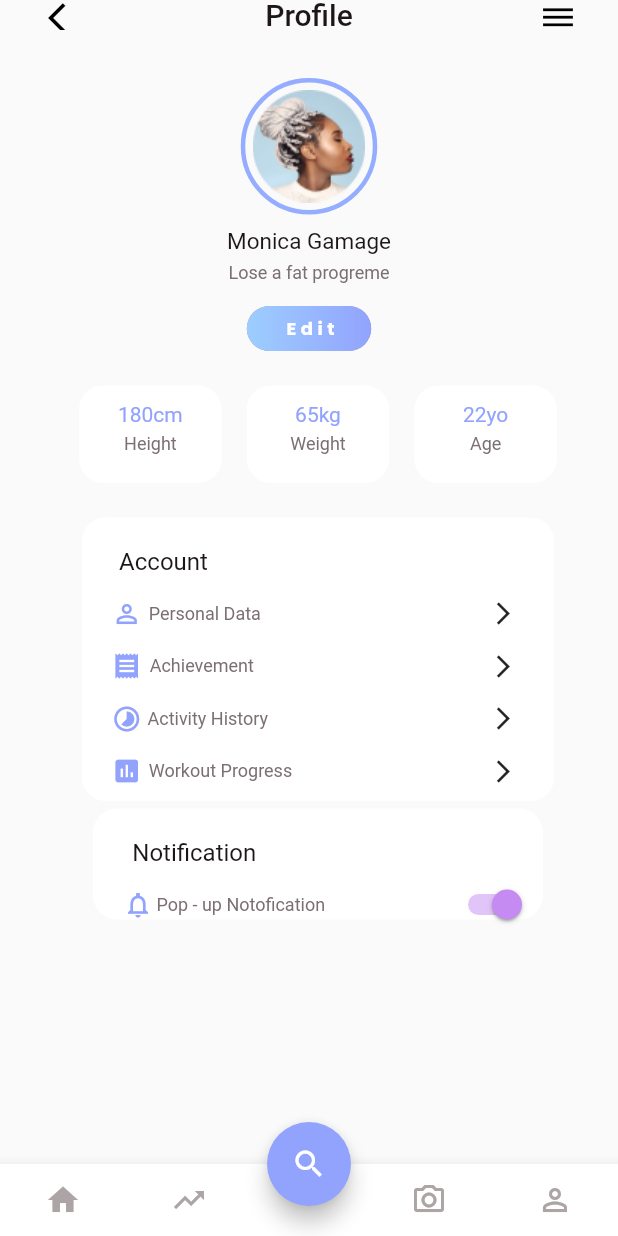
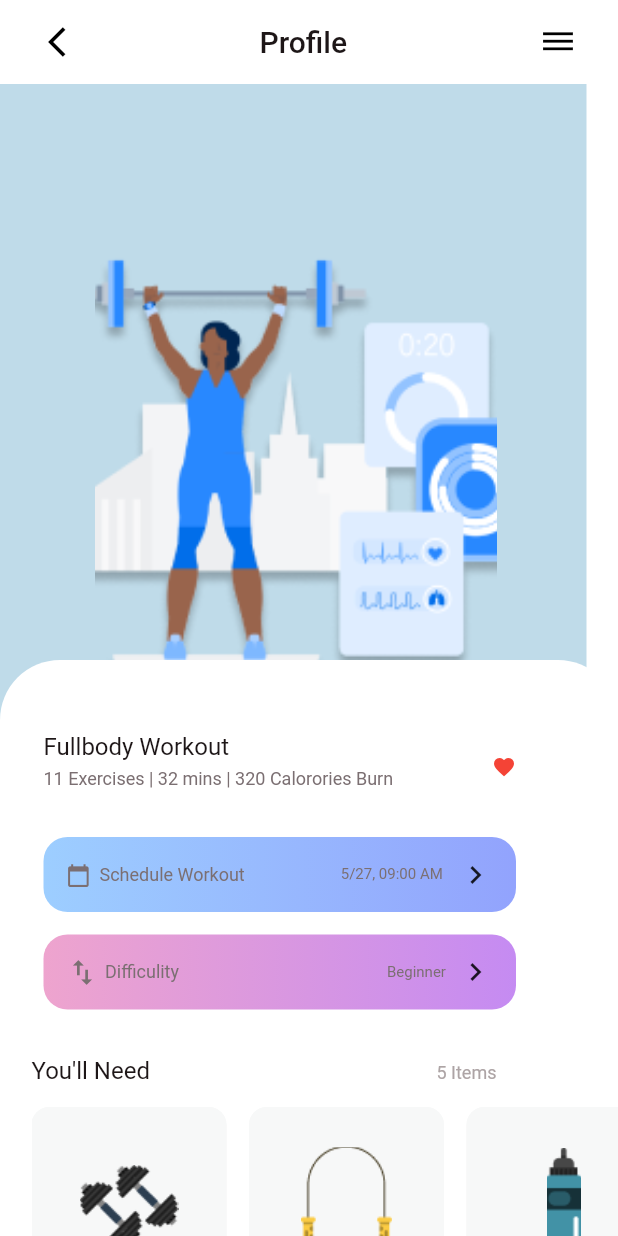
Before and after one commit to Alex-Zolotarev/mobile-fitness-care, a Flutter app: the screen it shows after launch, on a phone screen of 412 x 824 dp. Run offline on Flutter 3.47's test engine with Material 2 defaults, Android fonts, the phone set to English and light mode, and no system bars; our stand-ins replace bloc, flutter_bloc, flutter_svg.

Commit message:
start 4 page

```diff
--- /dev/null
+++ b/lib/features/workout_view/view/workout_view.dart
@@ -0,0 +1,401 @@
+import 'package:flutter/material.dart';
+import 'package:task_1/ui_utils/widgets/image_widget.dart';
+
+import '../../../ui_utils/widgets/text_widget.dart';
+
+class WorkoutView extends StatelessWidget {
+  const WorkoutView({Key? key}) : super(key: key);
+
+  @override
+  Widget build(BuildContext context) {
+    return Scaffold(
+      backgroundColor: const Color(0xffFFFFFF),
+      appBar: AppBar(
+        backgroundColor: Colors.transparent,
+        elevation: 0,
+        foregroundColor: Colors.black,
+        leading: const Padding(
+          padding: EdgeInsets.only(left: 32),
+          child: Icon(Icons.arrow_back_ios),
+        ),
+        title: const TextWidget(text: "Profile", color: Color(0xff1D1617), width: 66, fontSize: 20, top: 0),
+        centerTitle: true,
+        actions: const [Padding(
+          padding: EdgeInsets.only(right: 28),
+          child: Icon(Icons.dehaze),
+        )
+        ],
+      ),
+      body: Stack(
+        children: [
+          Container(
+            decoration: const BoxDecoration(
+              color: Color(0xffBFDBE9)
+            ),
+            width: 391,
+            height: 472,
+            child: const Padding(
+              padding: EdgeInsets.only(left: 63, right: 60),
+              child: ImageWidget(imageName: "assets/images/smart.png", top: 76, width: 268, height: 268),
+            ),
+          ),
+          DraggableScrollableSheet(
+            builder: (BuildContext context, ScrollController scrollController) {
+            return SingleChildScrollView(
+              controller: scrollController,
+              child: Container(
+                decoration: const BoxDecoration(
+                  color: Colors.white,
+                  borderRadius: BorderRadius.only(
+                    topLeft: Radius.circular(40),
+                    topRight: Radius.circular(40),
+                  ),
+                ),
+                child: Column(
+                  crossAxisAlignment: CrossAxisAlignment.start,
+                  children: [
+                    Padding(
+                      padding: const EdgeInsets.only(top: 48, left: 29),
+                      child: SizedBox(
+                        height: 47,
+                        width: 315,
+                        child: Row(
+                          mainAxisSize: MainAxisSize.max,
+                          mainAxisAlignment: MainAxisAlignment.spaceBetween,
+                          children: [
+                            Column(
+                              crossAxisAlignment: CrossAxisAlignment.start,
+                              children: const [
+                                TextWidget(
+                                    text: "Fullbody Workout",
+                                    color: Color(0xff1D1617),
+                                    width: 146,
+                                    fontSize: 16,
+                                    top: 0),
+                                TextWidget(
+                                    text: "11 Exercises | 32 mins | 320 Calorories Burn",
+                                    color: Color(0xff7B6F72),
+                                    width: 240,
+                                    fontSize: 12,
+                                    top: 5),
+                              ],
+                            ),
+                            const Icon(
+                              Icons.favorite,
+                              color: Colors.red,
+                              size: 16,
+                            ),
+                          ],
+                        ),
+                      ),
+                    ),
+                    Padding(
+                      padding: const EdgeInsets.only(top: 23, left: 29),
+                      child: Container(
+                        height: 50,
+                        width: 315,
+                        decoration:  const BoxDecoration(
+                          gradient: LinearGradient(
+                            colors: [Color(0xff9DCEFF),Color(0xff92A3FD)], ),
+                          borderRadius: BorderRadius.all(Radius.circular(16)),
+                        ),
+                        child: Padding(
+                          padding: const EdgeInsets.only(left: 15, right: 15),
+                          child: Row(
+                            mainAxisSize: MainAxisSize.max,
+                            mainAxisAlignment: MainAxisAlignment.spaceBetween,
+                            children: const [
+                              Icon(Icons.calendar_today, color: Color(0xff7B6F72),size: 16.5,),
+                              TextWidget(text: "Schedule Workout", color: Color(0xff7B6F72), width: 109, fontSize: 12, top: 0),
+
+                              Padding(
+                                padding: EdgeInsets.only(left: 46),
+                                child: TextWidget(text: "5/27, 09:00 AM", color: Color(0xff7B6F72), width: 72, fontSize: 10, top: 0),
+                              ),
+                              Icon(Icons.keyboard_arrow_right,)
+                            ],
+                          ),
+                        ),
+
+                      ),
+                    ),
+                    Padding(
+                      padding: const EdgeInsets.only(top: 15, left: 29),
+                      child: Container(
+                        height: 50,
+                        width: 315,
+                        decoration:  const BoxDecoration(
+                          gradient: LinearGradient(
+                            colors: [Color(0xffEEA4CE),Color(0xffC58BF2)], ),
+                          borderRadius: BorderRadius.all(Radius.circular(16)),
+                        ),
+                        child: Padding(
+                          padding: const EdgeInsets.only(left: 15, right: 15),
+                          child: Row(
+                            mainAxisSize: MainAxisSize.max,
+                            mainAxisAlignment: MainAxisAlignment.spaceBetween,
+                            children: const [
+                              Icon(Icons.swap_vert, color: Color(0xff7B6F72),size: 22,),
+                              TextWidget(text: "Difficulity", color: Color(0xff7B6F72), width: 55, fontSize: 12, top: 0),
+
+                              Padding(
+                                padding: EdgeInsets.only(left: 129),
+                                child: TextWidget(text: "Beginner", color: Color(0xff7B6F72), width: 43, fontSize: 10, top: 0),
+                              ),
+                              Icon(Icons.keyboard_arrow_right,)
+                            ],
+                          ),
+                        ),
+
+                      ),
+                    ),
+                    Padding(
+                      padding: const EdgeInsets.only(left: 21, top: 31),
+                      child: SizedBox(
+                        height: 197,
+                        width: 420,
+                        child: Column(
+                          children: [
+                            Row(
+                              children: const [
+                                TextWidget(text: "You'll Need", color: Color(0xff1D1617), width: 91, fontSize: 16, top: 0),
+                                Padding(
+                                  padding: EdgeInsets.only(left: 179),
+                                  child: TextWidget(text: "5 Items", color: Color(0xffADA4A5), width: 45, fontSize: 12, top: 3),
+                                ),
+                              ],
+                            ),
+                            Padding(
+                              padding: const EdgeInsets.only(top: 15),
+                              child: SizedBox(
+                                height: 158,
+                                child: ListView(
+                                  scrollDirection: Axis.horizontal,
+                                  children: [
+                                    SizedBox(
+                                      height: 158,
+                                      width: 130,
+                                      child: Column(
+                                        crossAxisAlignment: CrossAxisAlignment.start,
+                                        children: [
+                                          Container(
+                                            decoration:  const BoxDecoration(
+                                                color: Color(0xffF7F8F8),
+                                                borderRadius: BorderRadius.all(Radius.circular(12)),
+                                                boxShadow: [BoxShadow(color: Color(0xffF7F8F8))]
+                                            ),
+                                            height: 130,
+                                            width: 130,
+                                            child:  const Center(
+                                                child: ImageWidget(
+                                                    imageName: "assets/images/barbel.png",
+                                                    top: 0,
+                                                    width: 66,
+                                                    height: 53
+                                                )
+                                            ),
+                                          ),
+                                          const TextWidget(text: "Barbel", color: Colors.black, width: 42, fontSize: 12, top: 10)
+                                        ],
+                                      ),
+
+                                    ),
+                                    Padding(
+                                      padding: const EdgeInsets.only(left: 15, right: 15),
+                                      child: SizedBox(
+                                        height: 158,
+                                        width: 130,
+                                        child: Column(
+                                          crossAxisAlignment: CrossAxisAlignment.start,
+                                          children: [
+                                            Container(
+                                              decoration:  const BoxDecoration(
+                                                  color: Color(0xffF7F8F8),
+                                                  borderRadius: BorderRadius.all(Radius.circular(12)),
+                                                  boxShadow: [BoxShadow(color: Color(0xffF7F8F8))]
+                                              ),
+                                              height: 130,
+                                              width: 130,
+                                              child:  const Center(
+                                                  child: ImageWidget(
+                                                    imageName: "assets/images/skipping-rope.png",
+                                                    top: 0,
+                                                    width: 61,
+                                                    height: 77.3,
+                                                  )
+                                              ),
+                                            ),
+                                            const TextWidget(text: "Skipping Rope", color: Colors.black, width: 85, fontSize: 12, top: 10)
+                                          ],
+                                        ),
+
+                                      ),
+                                    ),
+                                    SizedBox(
+                                      height: 158,
+                                      width: 130,
+                                      child: Column(
+                                        crossAxisAlignment: CrossAxisAlignment.start,
+                                        children: [
+                                          Container(
+                                            decoration:  const BoxDecoration(
+                                                color: Color(0xffF7F8F8),
+                                                borderRadius: BorderRadius.all(Radius.circular(12)),
+                                                boxShadow:  [BoxShadow(color: Color(0xffF7F8F8))]
+                                            ),
+                                            height: 130,
+                                            width: 130,
+                                            child:  const Center(
+                                                child: ImageWidget(
+                                                  imageName: "assets/images/water-bottle.png",
+                                                  top: 0,
+                                                  width: 22.85,
+                                                  height: 75.67,
+                                                )
+                                            ),
+                                          ),
+                                          const TextWidget(text: "Botle Lite", color: Colors.black, width: 76, fontSize: 12, top: 10)
+                                        ],
+                                      ),
+
+                                    ),
+                                  ],
+                                ),
+                              ),
+                            ),
+                          ],
+                        ),
+                      ),
+                    ),
+                    Padding(
+                      padding: const EdgeInsets.only(top: 31, left: 29),
+                      child: SizedBox(
+                        height: 850,
+                        width: 315,
+                        child: Column(
+                          children: [
+                            Row(
+                              children: const [
+                                TextWidget(text: "Exercises", color: Color(0xff1D1617), width: 75, fontSize: 16, top: 0),
+                                Padding(
+                                  padding: EdgeInsets.only(left: 204),
+                                  child: TextWidget(text: "3 Sets", color: Color(0xffADA4A5), width: 36, fontSize: 12, top: 3),
+                                ),
+                              ],
+                            ),
+                            Column(
+                              crossAxisAlignment: CrossAxisAlignment.start,
+                              children: [
+                                const TextWidget(text: "Set 1", color: Color(0xff1D1617), width: 29, fontSize: 12, top: 20),
+                                Padding(
+                                  padding: const EdgeInsets.only(top: 15),
+                                  child: SizedBox(
+                                    height: 435,
+                                    width: 311,
+                                    child: ListView(
+                                      children:  const <Widget>[
+                                        ListTile(
+                                            contentPadding: EdgeInsets.zero,
+                                            title: TextWidget(text: "Warm Up", color: Color(0xff1D1617), width: 67, fontSize: 14, top: 0),
+                                            subtitle: TextWidget(text: "05:00", color: Color(0xff7B6F72), width: 34, fontSize: 12, top: 5),
+                                            leading: ImageWidget(imageName: "assets/images/sport6.png", top: 0, width: 60, height: 60),
+                                            trailing: Icon(Icons.arrow_circle_right_rounded)
+                                        ),
+                                        ListTile(
+                                            contentPadding: EdgeInsets.zero,
+                                            title: TextWidget(text: "Jumping Jack", color: Color(0xff1D1617), width: 101, fontSize: 14, top: 0),
+                                            subtitle: TextWidget(text: "12x", color: Color(0xff7B6F72), width: 18, fontSize: 12, top: 5),
+                                            leading: ImageWidget(imageName: "assets/images/sport5.png", top: 0, width: 60, height: 60),
+                                            trailing: Icon(Icons.arrow_circle_right_rounded)
+                                        ),
+                                        ListTile(
+                                            contentPadding: EdgeInsets.zero,
+                                            title: TextWidget(text: "skipping", color: Color(0xff1D1617), width: 62, fontSize: 14, top: 0),
+                                            subtitle: TextWidget(text: "15x", color: Color(0xff7B6F72), width: 18, fontSize: 12, top: 5),
+                                            leading: ImageWidget(imageName: "assets/images/sport4.png", top: 0, width: 60, height: 60),
+                                            trailing: Icon(Icons.arrow_circle_right_rounded)
+                                        ),
+                                        ListTile(
+                                            contentPadding: EdgeInsets.zero,
+                                            title: TextWidget(text: "Squats", color: Color(0xff1D1617), width: 50, fontSize: 14, top: 0),
+                                            subtitle: TextWidget(text: "20x", color: Color(0xff7B6F72), width: 21, fontSize: 12, top: 5),
+                                            leading: ImageWidget(imageName: "assets/images/sport3.png", top: 0, width: 60, height: 60),
+                                            trailing: Icon(Icons.arrow_circle_right_rounded)
+                                        ),
+                                        ListTile(
+                                            contentPadding: EdgeInsets.zero,
+                                            title: TextWidget(text: "Arm Raises", color: Color(0xff1D1617), width: 79, fontSize: 14, top: 0),
+                                            subtitle: TextWidget(text: "00:53", color: Color(0xff7B6F72), width: 34, fontSize: 12, top: 5),
+                                            leading: ImageWidget(imageName: "assets/images/sport2.png", top: 0, width: 60, height: 60),
+                                            trailing: Icon(Icons.arrow_circle_right_rounded)
+                                        ),
+                                        ListTile(
+                                            contentPadding: EdgeInsets.zero,
+                                            title: TextWidget(text: "Rest and Drink", color: Color(0xff1D1617), width: 102, fontSize: 14, top: 0),
+                                            subtitle: TextWidget(text: "02:00", color: Color(0xff7B6F72), width: 33, fontSize: 12, top: 5),
+                                            leading: ImageWidget(imageName: "assets/images/sport1.png", top: 0, width: 60, height: 60),
+                                            trailing: Icon(Icons.arrow_circle_right_rounded)
+                                        ),
+                                      ],
+                                    ),
+                                  ),
+                                ),
+                                const TextWidget(text: "Set 2", color: Color(0xff1D1617), width: 30, fontSize: 12, top: 20),
+                                Padding(
+                                  padding: const EdgeInsets.only(top: 15),
+                                  child: SizedBox(
+                                    height: 285,
+                                    width: 311,
+                                    child: ListView(
+                                      children:  const <Widget>[
+                                        ListTile(
+                                            contentPadding: EdgeInsets.zero,
+                                            title: TextWidget(text: "Incline Push-Ups", color: Color(0xff1D1617), width: 119, fontSize: 14, top: 0),
+                                            subtitle: TextWidget(text: "12x", color: Color(0xff7B6F72), width: 18, fontSize: 12, top: 5),
+                                            leading: ImageWidget(imageName: "assets/images/sport9.png", top: 0, width: 60, height: 60),
+                                            trailing: Icon(Icons.arrow_circle_right_rounded)
+                                        ),
+                                        ListTile(
+                                            contentPadding: EdgeInsets.zero,
+                                            title: TextWidget(text: "Push-Ups", color: Color(0xff1D1617), width: 69, fontSize: 14, top: 0),
+                                            subtitle: TextWidget(text: "15x", color: Color(0xff7B6F72), width: 18, fontSize: 12, top: 5),
+                                            leading: ImageWidget(imageName: "assets/images/sport8.png", top: 0, width: 60, height: 60),
+                                            trailing: Icon(Icons.arrow_circle_right_rounded)
+                                        ),
+                                        ListTile(
+                                            contentPadding: EdgeInsets.zero,
+                                            title: TextWidget(text: "skipping", color: Color(0xff1D1617), width: 62, fontSize: 14, top: 0),
+                                            subtitle: TextWidget(text: "15x", color: Color(0xff7B6F72), width: 18, fontSize: 12, top: 5),
+                                            leading: ImageWidget(imageName: "assets/images/sport4.png", top: 0, width: 60, height: 60),
+                                            trailing: Icon(Icons.arrow_circle_right_rounded)
+                                        ),
+                                        ListTile(
+                                            contentPadding: EdgeInsets.zero,
+                                            title: TextWidget(text: "Cobra Stretch", color: Color(0xff1D1617), width: 99, fontSize: 14, top: 0),
+                                            subtitle: TextWidget(text: "20x", color: Color(0xff7B6F72), width: 21, fontSize: 12, top: 5),
+                                            leading: ImageWidget(imageName: "assets/images/sport7.png", top: 0, width: 60, height: 60),
+                                            trailing: Icon(Icons.arrow_circle_right_rounded)
+                                        ),
+                                      ],
+                                    ),
+                                  ),
+                                ),
+                              ],
+                            ),
+                          ],
+                        ),
+                      ),
+                    ),
+
+                  ],
+                ),
+              ),
+            );
+          },
+          ),
+        ],
+      ),
+
+    );
+  }
+}
--- a/lib/main.dart
+++ b/lib/main.dart
@@ -3,6 +3,7 @@ import 'package:flutter/material.dart';
 import 'features/create_profile/create_profile.dart';
 import 'features/create_profile/view/create_profile_view.dart';
 import 'features/my_profile/view/my_profile_view.dart';
+import 'features/workout_view/view/workout_view.dart';
 
 
 void main() {
@@ -17,7 +18,7 @@ class ScreenWidget extends StatelessWidget {
     return const MaterialApp(
       home: Scaffold(
       //   //appBar: AppBar(),
-        body: MyProfileView(),
+        body: WorkoutView(),
       //   body: MyProfileView(),
       ),
     );
--- a/lib/ui_utils/widgets/text_widget.dart
+++ b/lib/ui_utils/widgets/text_widget.dart
@@ -20,8 +20,6 @@ class TextWidget extends StatelessWidget {
   Widget build(BuildContext context) {
     return Container(
       margin: EdgeInsets.only(top: top),
-      alignment: Alignment.center,
-
       width: width,
       child: Text(
         text,
```
Also changed, not shown: pubspec.yaml (+13 -0 lines), assets/images/barbel.png (added), assets/images/skipping-rope.png (added), assets/images/smart.png (added), assets/images/sport1.png (added), assets/images/sport2.png (added), assets/images/sport3.png (added), assets/images/sport4.png (added), assets/images/sport5.png (added), assets/images/sport6.png (added), assets/images/sport7.png (added), assets/images/sport8.png (added), assets/images/sport9.png (added), assets/images/water-bottle.png (added).
